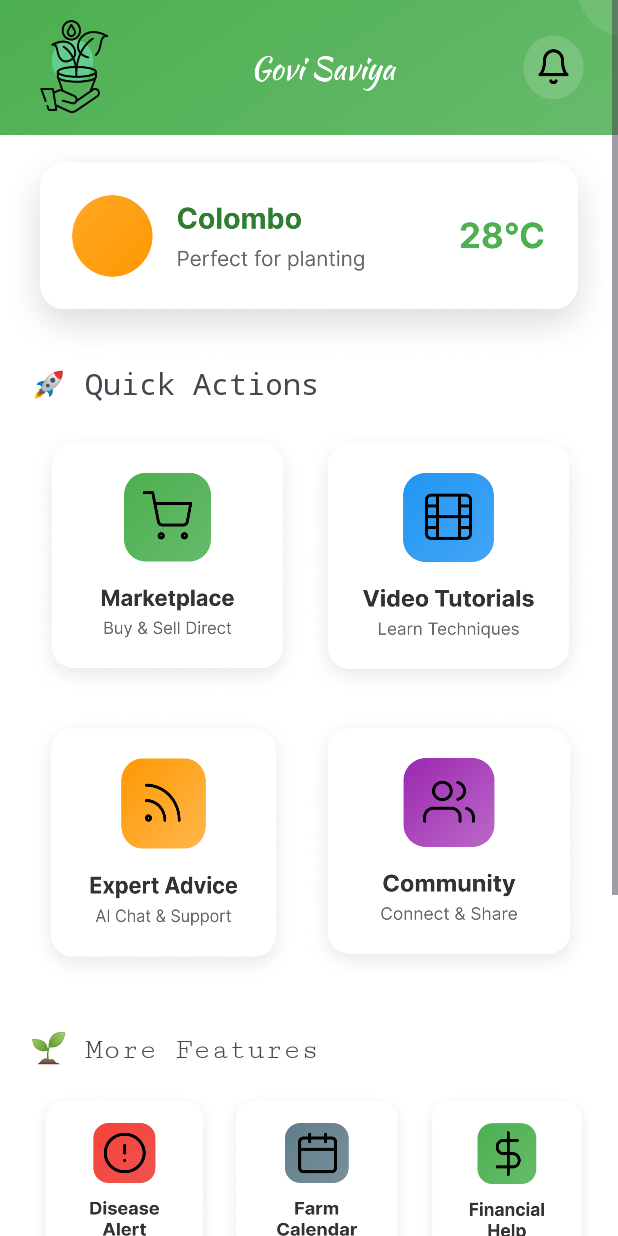
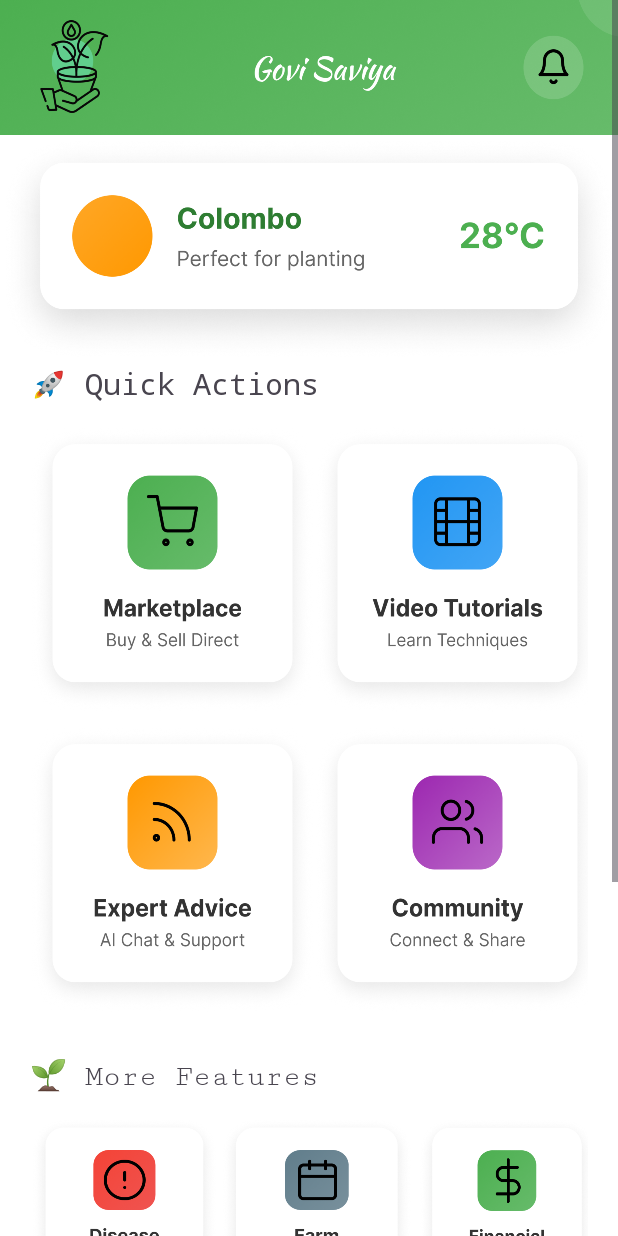
Before and after one commit to Dinushan4568/Govi_saviya, an Android app: the HomeActivity screen opened directly, with no data from a screen before it, on a phone screen of 412 x 824 dp. Run offline under Robolectric (Android 15) with nearby library versions, the phone set to English and light mode, and no system bars; Roboto replaces fonts that are not available here; 1 statement that could not run was skipped.

Commit message:
all basic navigation done

```diff
--- a/app/src/main/java/com/s23010535/govisaviya/HomeActivity.java
+++ b/app/src/main/java/com/s23010535/govisaviya/HomeActivity.java
@@ -106,5 +106,69 @@ public class HomeActivity extends AppCompatActivity {
                 startActivity(intent);
             }
         });
+
+        //navigate to FeedbackActivity
+        ImageView ivFeedback = findViewById(R.id.ivFeedback);
+        ivFeedback.setOnClickListener(new View.OnClickListener() {
+            @Override
+            public void onClick(View v) {
+                Intent intent = new Intent(HomeActivity.this, FeedbackActivity.class);
+                startActivity(intent);
+            }
+        });
+
+        //#######################################
+        // ########## Navigation Panel ##########
+        // ######################################
+
+        //navigate to MarketplaceActivity
+        ImageView ivshopping = findViewById(R.id.ivshopping);
+        ivshopping.setOnClickListener(new View.OnClickListener() {
+            @Override
+            public void onClick(View v) {
+                Intent intent = new Intent(HomeActivity.this, MarketplaceActivity.class);
+                startActivity(intent);
+            }
+        });
+
+        //navigate to CommunityActivity
+        ImageView ivChat = findViewById(R.id.ivChat);
+        ivChat.setOnClickListener(new View.OnClickListener() {
+            @Override
+            public void onClick(View v) {
+                Intent intent = new Intent(HomeActivity.this, CommunityActivity.class);
+                startActivity(intent);
+            }
+        });
+
+        //navigate to VideoTutorialsActivity
+        ImageView ivLearn = findViewById(R.id.ivLearn);
+        ivLearn.setOnClickListener(new View.OnClickListener() {
+            @Override
+            public void onClick(View v) {
+                Intent intent = new Intent(HomeActivity.this, VideoTutorialsActivity.class);
+                startActivity(intent);
+            }
+        });
+
+        //navigate to ProfileActivity
+        ImageView ivProfile = findViewById(R.id.ivProfile);
+        ivProfile.setOnClickListener(new View.OnClickListener() {
+            @Override
+            public void onClick(View v) {
+                Intent intent = new Intent(HomeActivity.this, ProfileActivity.class);
+                startActivity(intent);
+            }
+        });
+
+        //navigate to NotificationActivity
+        ImageView ivProfile = findViewById(R.id.ivProfile);
+        ivProfile.setOnClickListener(new View.OnClickListener() {
+            @Override
+            public void onClick(View v) {
+                Intent intent = new Intent(HomeActivity.this, ProfileActivity.class);
+                startActivity(intent);
+            }
+        });
     }
     }
--- a/app/src/main/res/layout/activity_home.xml
+++ b/app/src/main/res/layout/activity_home.xml
@@ -62,31 +62,31 @@
 
                 <ImageView
                     android:id="@+id/ivMarketplace"
-                    android:layout_width="183dp"
-                    android:layout_height="179dp"
+                    android:layout_width="190dp"
+                    android:layout_height="190dp"
                     android:layout_marginBottom="10dp"
                     android:background="@drawable/bg_marketplace_icon" />
 
                 <ImageView
                     android:id="@+id/ivVideoTutorials"
-                    android:layout_width="191dp"
-                    android:layout_height="180dp"
+                    android:layout_width="190dp"
+                    android:layout_height="190dp"
                     android:layout_marginBottom="10dp"
                     android:background="@drawable/bg_tutorials_icon"
                     android:padding="10dp" />
 
                 <ImageView
                     android:id="@+id/ivExpertAdvice"
-                    android:layout_width="178dp"
-                    android:layout_height="182dp"
+                    android:layout_width="190dp"
+                    android:layout_height="190dp"
                     android:layout_marginBottom="10dp"
                     android:background="@drawable/bg_expert_advice_icon"
                     android:padding="10dp" />
 
                 <ImageView
                     android:id="@+id/ivCommunity"
-                    android:layout_width="192dp"
-                    android:layout_height="180dp"
+                    android:layout_width="190dp"
+                    android:layout_height="190dp"
                     android:layout_marginBottom="10dp"
                     android:background="@drawable/bg_community_icon"
                     android:padding="10dp" />
@@ -179,30 +179,35 @@
             android:paddingBottom="0dp">
 
             <ImageView
+                android:id="@+id/ivHome"
                 android:layout_width="80dp"
                 android:layout_height="match_parent"
                 android:padding="15dp"
                 android:src="@drawable/ic_home" />
 
             <ImageView
+                android:id="@+id/ivshopping"
                 android:layout_width="80dp"
                 android:layout_height="match_parent"
                 android:padding="15dp"
                 android:src="@drawable/ic_shopping_cart" />
 
             <ImageView
+                android:id="@+id/ivChat"
                 android:layout_width="80dp"
                 android:layout_height="match_parent"
                 android:padding="15dp"
                 android:src="@drawable/ic_chat" />
 
             <ImageView
+                android:id="@+id/ivLearn"
                 android:layout_width="80dp"
                 android:layout_height="match_parent"
                 android:padding="15dp"
                 android:src="@drawable/ic_learn" />
 
             <ImageView
+                android:id="@+id/ivProfile"
                 android:layout_width="80dp"
                 android:layout_height="match_parent"
                 android:padding="15dp"
```
Also changed, not shown: app/src/main/AndroidManifest.xml (+5 -2 lines), app/src/main/java/com/s23010535/govisaviya/FeedbackActivity.java (added, +12 -0 lines), app/src/main/java/com/s23010535/govisaviya/NotificationActivity.java (added, +12 -0 lines), app/src/main/java/com/s23010535/govisaviya/ProfileActivity.java (added, +14 -0 lines), app/src/main/res/layout/activity_feedback.xml (added, +18 -0 lines), app/src/main/res/layout/activity_profile.xml (added, +18 -0 lines), app/src/main/res/drawable/icon.png (added).
